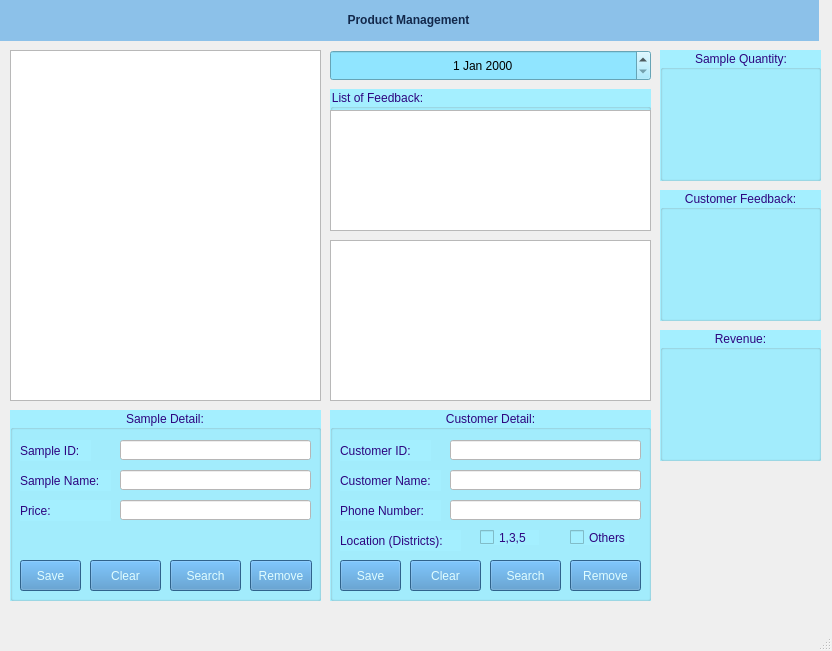
Qt form ui/ProductMainWindow.ui (hueptkk24411e-dotcom/ktlt-uel) before a commit.
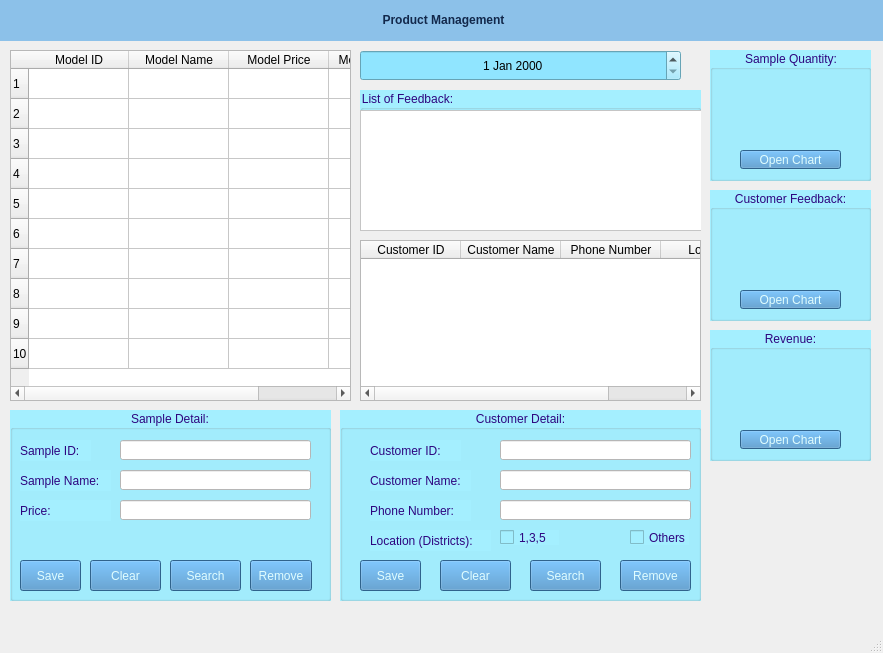
The same form after that commit.

Diff of the .ui file:
```diff
--- a/ui/ProductMainWindow.ui
+++ b/ui/ProductMainWindow.ui
@@ -6,8 +6,8 @@
    <rect>
     <x>0</x>
     <y>0</y>
-    <width>832</width>
-    <height>651</height>
+    <width>883</width>
+    <height>653</height>
    </rect>
   </property>
   <property name="windowTitle">
@@ -19,7 +19,7 @@
      <rect>
       <x>-2</x>
       <y>0</y>
-      <width>821</width>
+      <width>891</width>
       <height>41</height>
      </rect>
     </property>
@@ -40,17 +40,92 @@
      <rect>
       <x>10</x>
       <y>50</y>
-      <width>311</width>
+      <width>341</width>
       <height>351</height>
      </rect>
     </property>
+    <row>
+     <property name="text">
+      <string>1</string>
+     </property>
+    </row>
+    <row>
+     <property name="text">
+      <string>2</string>
+     </property>
+    </row>
+    <row>
+     <property name="text">
+      <string>3</string>
+     </property>
+    </row>
+    <row>
+     <property name="text">
+      <string>4</string>
+     </property>
+    </row>
+    <row>
+     <property name="text">
+      <string>5</string>
+     </property>
+    </row>
+    <row>
+     <property name="text">
+      <string>6</string>
+     </property>
+    </row>
+    <row>
+     <property name="text">
+      <string>7</string>
+     </property>
+    </row>
+    <row>
+     <property name="text">
+      <string>8</string>
+     </property>
+    </row>
+    <row>
+     <property name="text">
+      <string>9</string>
+     </property>
+    </row>
+    <row>
+     <property name="text">
+      <string>10</string>
+     </property>
+    </row>
+    <column>
+     <property name="text">
+      <string>Model ID</string>
+     </property>
+    </column>
+    <column>
+     <property name="text">
+      <string>Model Name</string>
+     </property>
+    </column>
+    <column>
+     <property name="text">
+      <string>Model Price</string>
+     </property>
+    </column>
+    <column>
+     <property name="text">
+      <string>Model Quantity</string>
+     </property>
+    </column>
+    <item row="0" column="0">
+     <property name="text">
+      <string/>
+     </property>
+    </item>
    </widget>
    <widget class="QGroupBox" name="groupBox">
     <property name="geometry">
      <rect>
       <x>10</x>
       <y>410</y>
-      <width>311</width>
+      <width>321</width>
       <height>191</height>
      </rect>
     </property>
@@ -230,7 +305,7 @@
    <widget class="QGroupBox" name="groupBox_3">
     <property name="geometry">
      <rect>
-      <x>660</x>
+      <x>710</x>
       <y>50</y>
       <width>161</width>
       <height>131</height>
@@ -262,11 +337,28 @@
     <property name="checkable">
      <bool>false</bool>
     </property>
+    <widget class="QPushButton" name="pushButtonOpenChartQuantity">
+     <property name="geometry">
+      <rect>
+       <x>30</x>
+       <y>100</y>
+       <width>101</width>
+       <height>19</height>
+      </rect>
+     </property>
+     <property name="styleSheet">
+      <string notr="true">background-color: rgb(67, 139, 196);
+color: rgb(224, 253, 255);</string>
+     </property>
+     <property name="text">
+      <string>Open Chart</string>
+     </property>
+    </widget>
    </widget>
    <widget class="QGroupBox" name="groupBox_4">
     <property name="geometry">
      <rect>
-      <x>660</x>
+      <x>710</x>
       <y>330</y>
       <width>161</width>
       <height>131</height>
@@ -298,13 +390,30 @@
     <property name="checkable">
      <bool>false</bool>
     </property>
+    <widget class="QPushButton" name="pushButtonOpenChartRevenue">
+     <property name="geometry">
+      <rect>
+       <x>30</x>
+       <y>100</y>
+       <width>101</width>
+       <height>19</height>
+      </rect>
+     </property>
+     <property name="styleSheet">
+      <string notr="true">background-color: rgb(67, 139, 196);
+color: rgb(224, 253, 255);</string>
+     </property>
+     <property name="text">
+      <string>Open Chart</string>
+     </property>
+    </widget>
    </widget>
    <widget class="QGroupBox" name="groupBox_2">
     <property name="geometry">
      <rect>
-      <x>330</x>
+      <x>340</x>
       <y>410</y>
-      <width>321</width>
+      <width>361</width>
       <height>191</height>
      </rect>
     </property>
@@ -337,7 +446,7 @@
     <widget class="QLabel" name="label_5">
      <property name="geometry">
       <rect>
-       <x>10</x>
+       <x>30</x>
        <y>30</y>
        <width>91</width>
        <height>21</height>
@@ -350,7 +459,7 @@
     <widget class="QLabel" name="label_6">
      <property name="geometry">
       <rect>
-       <x>10</x>
+       <x>30</x>
        <y>60</y>
        <width>101</width>
        <height>21</height>
@@ -363,7 +472,7 @@
     <widget class="QLabel" name="label_7">
      <property name="geometry">
       <rect>
-       <x>10</x>
+       <x>30</x>
        <y>90</y>
        <width>101</width>
        <height>21</height>
@@ -376,7 +485,7 @@
     <widget class="QLineEdit" name="lineEditCustomerID">
      <property name="geometry">
       <rect>
-       <x>120</x>
+       <x>160</x>
        <y>30</y>
        <width>191</width>
        <height>20</height>
@@ -389,7 +498,7 @@
     <widget class="QLineEdit" name="lineEditCustomerName">
      <property name="geometry">
       <rect>
-       <x>120</x>
+       <x>160</x>
        <y>60</y>
        <width>191</width>
        <height>20</height>
@@ -402,7 +511,7 @@
     <widget class="QLineEdit" name="lineEditPhoneNumber">
      <property name="geometry">
       <rect>
-       <x>120</x>
+       <x>160</x>
        <y>90</y>
        <width>191</width>
        <height>20</height>
@@ -415,7 +524,7 @@
     <widget class="QLabel" name="label_8">
      <property name="geometry">
       <rect>
-       <x>10</x>
+       <x>30</x>
        <y>120</y>
        <width>121</width>
        <height>21</height>
@@ -428,7 +537,7 @@
     <widget class="QCheckBox" name="checkBox135">
      <property name="geometry">
       <rect>
-       <x>150</x>
+       <x>160</x>
        <y>120</y>
        <width>59</width>
        <height>15</height>
@@ -441,7 +550,7 @@
     <widget class="QCheckBox" name="checkBoxOthers">
      <property name="geometry">
       <rect>
-       <x>240</x>
+       <x>290</x>
        <y>120</y>
        <width>59</width>
        <height>15</height>
@@ -454,7 +563,7 @@
     <widget class="QPushButton" name="pushButtonCustomerSave">
      <property name="geometry">
       <rect>
-       <x>10</x>
+       <x>20</x>
        <y>150</y>
        <width>61</width>
        <height>31</height>
@@ -471,7 +580,7 @@
     <widget class="QPushButton" name="pushButtonCustomerClear">
      <property name="geometry">
       <rect>
-       <x>80</x>
+       <x>100</x>
        <y>150</y>
        <width>71</width>
        <height>31</height>
@@ -488,7 +597,7 @@
     <widget class="QPushButton" name="pushButtonCustomerSearch">
      <property name="geometry">
       <rect>
-       <x>160</x>
+       <x>190</x>
        <y>150</y>
        <width>71</width>
        <height>31</height>
@@ -505,7 +614,7 @@
     <widget class="QPushButton" name="pushButtonCustomerRemove">
      <property name="geometry">
       <rect>
-       <x>240</x>
+       <x>280</x>
        <y>150</y>
        <width>71</width>
        <height>31</height>
@@ -523,7 +632,7 @@
    <widget class="QDateEdit" name="dateEdit">
     <property name="geometry">
      <rect>
-      <x>330</x>
+      <x>360</x>
       <y>50</y>
       <width>321</width>
       <height>31</height>
@@ -552,7 +661,7 @@
    <widget class="QGroupBox" name="groupBox_5">
     <property name="geometry">
      <rect>
-      <x>660</x>
+      <x>710</x>
       <y>190</y>
       <width>161</width>
       <height>131</height>
@@ -584,23 +693,30 @@
     <property name="checkable">
      <bool>false</bool>
     </property>
-   </widget>
-   <widget class="QListWidget" name="listWidgetFeedback">
-    <property name="geometry">
-     <rect>
-      <x>330</x>
-      <y>110</y>
-      <width>321</width>
-      <height>121</height>
-     </rect>
-    </property>
+    <widget class="QPushButton" name="pushButtonOpenChartFeedback">
+     <property name="geometry">
+      <rect>
+       <x>30</x>
+       <y>100</y>
+       <width>101</width>
+       <height>19</height>
+      </rect>
+     </property>
+     <property name="styleSheet">
+      <string notr="true">background-color: rgb(67, 139, 196);
+color: rgb(224, 253, 255);</string>
+     </property>
+     <property name="text">
+      <string>Open Chart</string>
+     </property>
+    </widget>
    </widget>
    <widget class="QGroupBox" name="groupBox_6">
     <property name="geometry">
      <rect>
-      <x>330</x>
-      <y>89</y>
-      <width>321</width>
+      <x>360</x>
+      <y>90</y>
+      <width>341</width>
       <height>141</height>
      </rect>
     </property>
@@ -612,16 +728,49 @@
     <property name="title">
      <string>List of Feedback:</string>
     </property>
+    <widget class="QListWidget" name="listWidgetFeedback">
+     <property name="geometry">
+      <rect>
+       <x>0</x>
+       <y>20</y>
+       <width>351</width>
+       <height>121</height>
+      </rect>
+     </property>
+     <property name="styleSheet">
+      <string notr="true">background-color: rgb(255, 255, 255);</string>
+     </property>
+    </widget>
    </widget>
    <widget class="QTableWidget" name="tableWidgetCustomer">
     <property name="geometry">
      <rect>
-      <x>330</x>
+      <x>360</x>
       <y>240</y>
-      <width>321</width>
+      <width>341</width>
       <height>161</height>
      </rect>
     </property>
+    <column>
+     <property name="text">
+      <string>Customer ID</string>
+     </property>
+    </column>
+    <column>
+     <property name="text">
+      <string>Customer Name</string>
+     </property>
+    </column>
+    <column>
+     <property name="text">
+      <string>Phone Number</string>
+     </property>
+    </column>
+    <column>
+     <property name="text">
+      <string>Location</string>
+     </property>
+    </column>
    </widget>
    <zorder>groupBox_6</zorder>
    <zorder>label</zorder>
```
Left out of the diff: 5 changed lines with no effect on the pictures.
